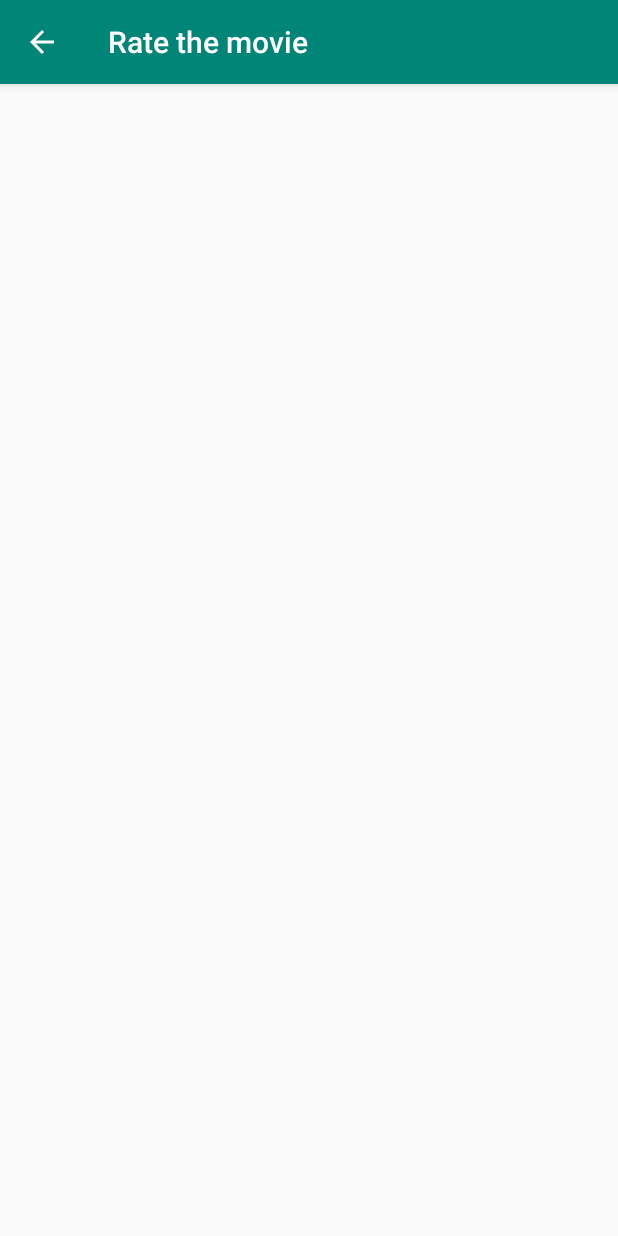
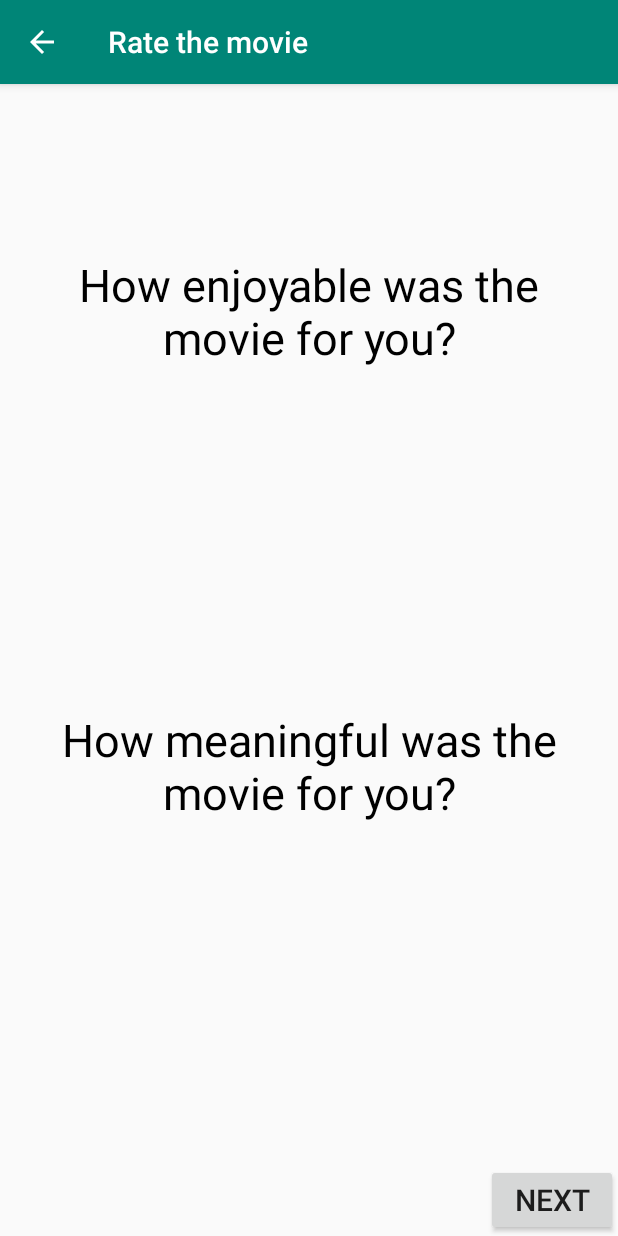
Before and after one commit to Honghongzhu/H-App-Y, an Android app: the RateActivity screen opened directly, with no data from a screen before it, on a phone screen of 412 x 824 dp. Run offline under Robolectric (Android 15) with nearby library versions, the phone set to English and light mode, and no system bars.

Commit message:
add Rating screen stuff

```diff
--- a/app/src/main/java/com/example/happy/MovieAdapter.java
+++ b/app/src/main/java/com/example/happy/MovieAdapter.java
@@ -50,4 +50,6 @@ public class MovieAdapter extends RecyclerView.Adapter<MovieAdapter.MovieViewHol
     public int getItemCount() {
         return moviesToAdapt.size();
     }
+
+
 }
--- a/app/src/main/java/com/example/happy/RateActivity.java
+++ b/app/src/main/java/com/example/happy/RateActivity.java
@@ -1,7 +1,9 @@
 package com.example.happy;
 
+import android.content.Intent;
 import android.support.v7.app.AppCompatActivity;
 import android.os.Bundle;
+import android.view.View;
 
 public class RateActivity extends AppCompatActivity {
 
@@ -10,4 +12,9 @@ public class RateActivity extends AppCompatActivity {
         super.onCreate(savedInstanceState);
         setContentView(R.layout.activity_rate);
     }
+
+    public void launchCharacterStrengthsSeenActivity(View view) {
+        Intent intent = new Intent(this, CharacterStrengthsSeenActivity.class);
+        startActivity(intent);
+    }
 }
--- a/app/src/main/java/com/example/happy/Top10Activity.java
+++ b/app/src/main/java/com/example/happy/Top10Activity.java
@@ -1,9 +1,11 @@
 package com.example.happy;
 
+import android.content.Intent;
 import android.support.v7.app.AppCompatActivity;
 import android.os.Bundle;
 import android.support.v7.widget.LinearLayoutManager;
 import android.support.v7.widget.RecyclerView;
+import android.view.View;
 
 import java.util.LinkedList;
 import java.util.List;
@@ -32,4 +34,9 @@ public class Top10Activity extends AppCompatActivity {
         // Give the RecyclerView a default layout manager
         recyclerView.setLayoutManager(new LinearLayoutManager(this));
     }
+
+    public void launchRateActivity(View view) {
+        Intent intent = new Intent(this, RateActivity.class);
+        startActivity(intent);
+    }
 }
--- a/app/src/main/res/layout/activity_character_strengths_seen.xml
+++ b/app/src/main/res/layout/activity_character_strengths_seen.xml
@@ -6,4 +6,17 @@
     android:layout_height="match_parent"
     tools:context=".CharacterStrengthsSeenActivity">
 
+    <TextView
+        android:id="@+id/enjoyableText"
+        android:layout_width="match_parent"
+        android:layout_height="wrap_content"
+        android:gravity="center_horizontal"
+        android:layout_margin="20dp"
+        android:textSize="25sp"
+        android:textColor="@color/black"
+        android:text="@string/character_strengths_seen"
+        app:layout_constraintStart_toStartOf="parent"
+        app:layout_constraintEnd_toEndOf="parent"
+        app:layout_constraintTop_toTopOf="parent"/>
+
 </android.support.constraint.ConstraintLayout>
--- a/app/src/main/res/layout/activity_rate.xml
+++ b/app/src/main/res/layout/activity_rate.xml
@@ -6,4 +6,68 @@
     android:layout_height="match_parent"
     tools:context=".RateActivity">
 
+    <TextView
+        android:id="@+id/enjoyableText"
+        android:layout_width="match_parent"
+        android:layout_height="wrap_content"
+        android:gravity="center_horizontal"
+        android:layout_marginStart="20dp"
+        android:layout_marginLeft="20dp"
+        android:layout_marginEnd="20dp"
+        android:layout_marginRight="20dp"
+        android:textSize="30sp"
+        android:textColor="@color/black"
+        android:text="@string/rate_enjoyable"
+        app:layout_constraintStart_toStartOf="parent"
+        app:layout_constraintEnd_toEndOf="parent"
+        app:layout_constraintTop_toTopOf="parent"
+        app:layout_constraintBottom_toTopOf="@id/enjoyableRating"/>
+
+    <ImageView
+        android:id="@+id/enjoyableRating"
+        android:layout_width="wrap_content"
+        android:layout_height="wrap_content"
+        android:contentDescription="TODO"
+        app:layout_constraintStart_toStartOf="parent"
+        app:layout_constraintEnd_toEndOf="parent"
+        app:layout_constraintTop_toBottomOf="@id/enjoyableText"
+        app:layout_constraintBottom_toTopOf="@id/meaningfulText"/>
+
+    <TextView
+        android:id="@+id/meaningfulText"
+        android:layout_width="match_parent"
+        android:layout_height="wrap_content"
+        android:gravity="center_horizontal"
+        android:layout_marginStart="20dp"
+        android:layout_marginLeft="20dp"
+        android:layout_marginEnd="20dp"
+        android:layout_marginRight="20dp"
+        android:textSize="30sp"
+        android:textColor="@color/black"
+        android:text="@string/rate_meaningful"
+        app:layout_constraintStart_toStartOf="parent"
+        app:layout_constraintEnd_toEndOf="parent"
+        app:layout_constraintTop_toBottomOf="@id/enjoyableRating"
+        app:layout_constraintBottom_toTopOf="@id/meaningfulRating"/>
+
+    <ImageView
+        android:id="@+id/meaningfulRating"
+        android:layout_width="wrap_content"
+        android:layout_height="wrap_content"
+        android:contentDescription="TODO"
+        app:layout_constraintStart_toStartOf="parent"
+        app:layout_constraintEnd_toEndOf="parent"
+        app:layout_constraintTop_toBottomOf="@id/meaningfulText"
+        app:layout_constraintBottom_toTopOf="@id/buttonNext"/>
+
+    <Button
+        android:id="@+id/buttonNext"
+        android:layout_width="wrap_content"
+        android:layout_height="wrap_content"
+        android:textSize="20sp"
+        android:text="@string/next"
+        android:onClick="launchCharacterStrengthsSeenActivity"
+        app:layout_constraintEnd_toEndOf="parent"
+        app:layout_constraintBottom_toBottomOf="parent"/>
+
 </android.support.constraint.ConstraintLayout>
--- a/app/src/main/res/layout/movie_item.xml
+++ b/app/src/main/res/layout/movie_item.xml
@@ -38,6 +38,7 @@
         android:layout_width="wrap_content"
         android:layout_height="wrap_content"
         android:background="@drawable/favorite_border"
+        android:contentDescription="TODO"
         app:layout_constraintStart_toEndOf="@id/moviePhotoName"
         app:layout_constraintEnd_toStartOf="@id/buttonRate"
         app:layout_constraintTop_toTopOf="@id/moviePhotoName"
@@ -50,6 +51,7 @@
         android:layout_marginStart="8dp"
         android:layout_marginEnd="8dp"
         android:text="@string/rate"
+        android:onClick="launchRateActivity"
         app:layout_constraintStart_toEndOf="@id/movieFav"
         app:layout_constraintEnd_toEndOf="parent"
         app:layout_constraintTop_toTopOf="@id/moviePhotoName"
--- a/app/src/main/res/values/colors.xml
+++ b/app/src/main/res/values/colors.xml
@@ -3,4 +3,6 @@
     <color name="colorPrimary">#008577</color>
     <color name="colorPrimaryDark">#00574B</color>
     <color name="colorAccent">#D81B60</color>
+    <color name="white">#FFFFFF</color>
+    <color name="black">#000000</color>
 </resources>
--- a/app/src/main/res/values/strings.xml
+++ b/app/src/main/res/values/strings.xml
@@ -1,5 +1,5 @@
 <resources>
-    <string name="app_name">Happy</string>
+    <string name="app_name">H_App_Y</string>
     <string name="button_recommend">New recommendation</string>
     <string name="button_top10">Top 10 must see</string>
     <string name="button_history">History</string>
@@ -46,4 +46,5 @@
     <string name="history">History</string>
     <string name="character_strengths_seen">Choose 3 character strengths that you encountered:</string>
     <string name="results">Results for</string>
+    <string name="next">Next</string>
 </resources>
```
